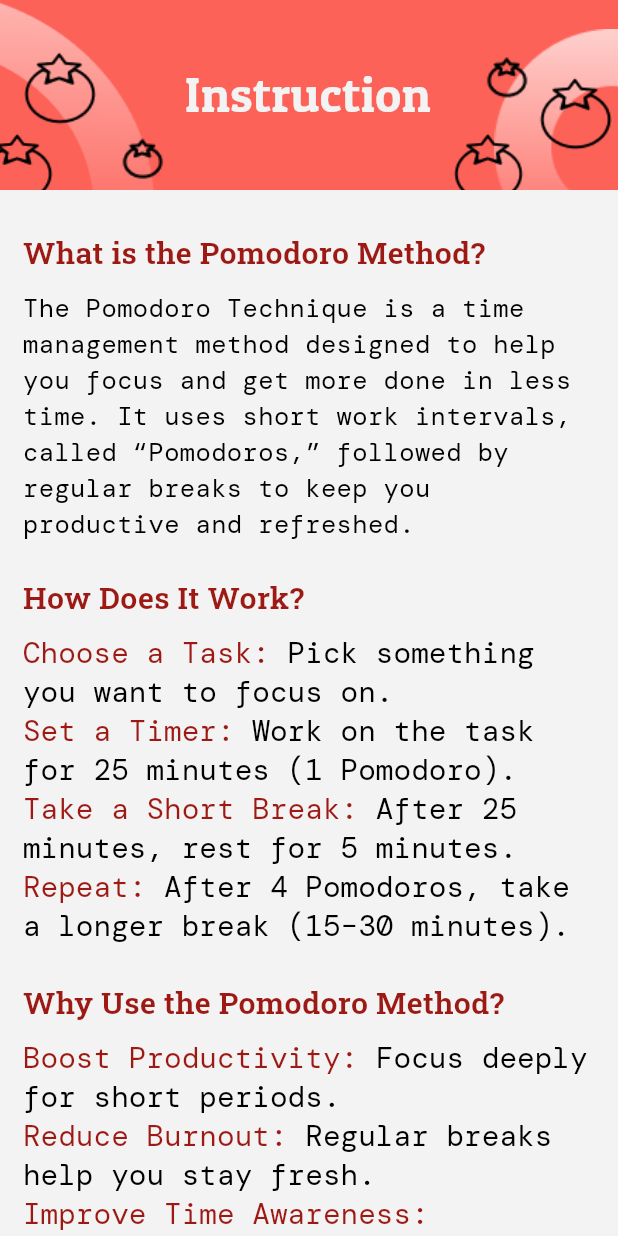
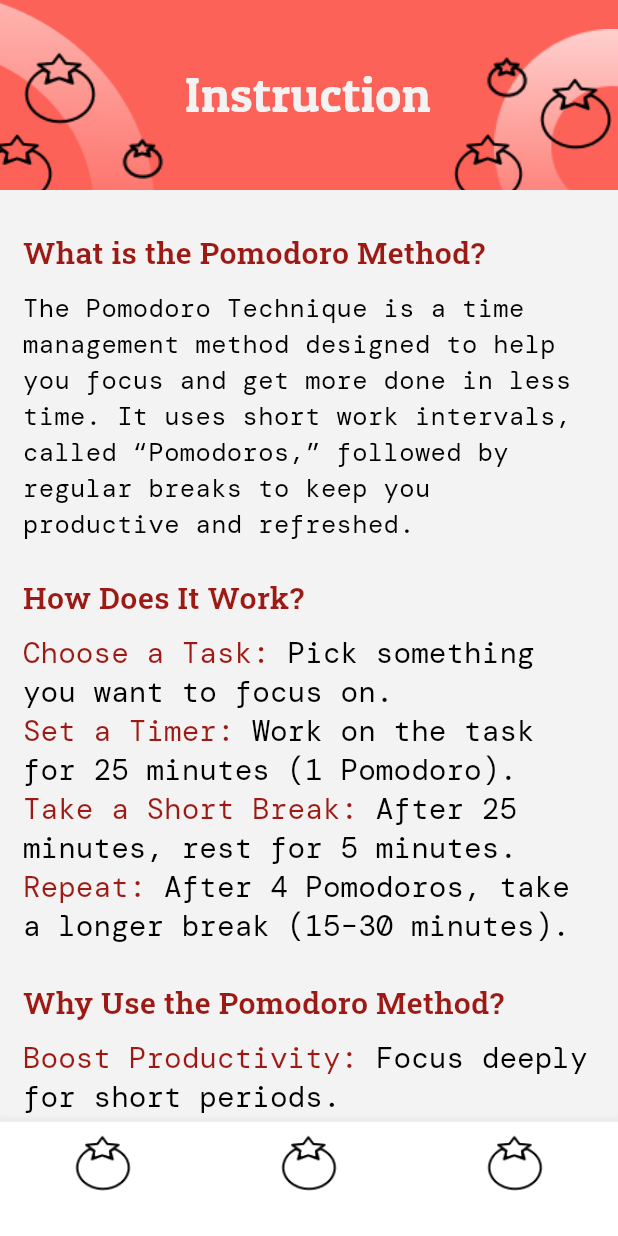
Before and after one commit to Abdusalom-mobile-developer/pomodoro, a Flutter app: the screen it shows after launch, on a phone screen of 412 x 824 dp. Run offline on Flutter 3.47's test engine with Material 3 defaults, Android fonts, the phone set to English and light mode, and no system bars; our stand-ins replace font_awesome_flutter, go_router; missing offline and left inert: back_button_interceptor.

Commit message:
Started doing Bottom Navigation Bar.

```diff
--- a/lib/main.dart
+++ b/lib/main.dart
@@ -4,6 +4,7 @@ import 'package:go_router/go_router.dart';
 import 'package:pomodoro/screens/home.dart';
 import 'package:pomodoro/screens/instruction.dart';
 import 'package:pomodoro/screens/splash.dart';
+import 'package:pomodoro/utils/colors.dart';
 
 void main() {
   WidgetsFlutterBinding.ensureInitialized();
@@ -19,6 +20,11 @@ class MyApp extends StatelessWidget {
   @override
   Widget build(BuildContext context) {
     return MaterialApp.router(
+      theme: ThemeData(
+        splashFactory: NoSplash.splashFactory,
+        splashColor: Colors.white,
+        highlightColor: Colors.white,
+      ),
       debugShowCheckedModeBanner: false,
       routerConfig: _router,
     );
--- a/lib/screens/instruction.dart
+++ b/lib/screens/instruction.dart
@@ -1,4 +1,5 @@
 import 'package:flutter/material.dart';
+import 'package:font_awesome_flutter/font_awesome_flutter.dart';
 import 'package:pomodoro/customs/custom_rich_text.dart';
 import 'package:pomodoro/customs/custom_size.dart';
 import 'package:pomodoro/customs/custom_text.dart';
@@ -13,6 +14,27 @@ class InstructionScreen extends StatelessWidget {
   Widget build(BuildContext context) {
     return Scaffold(
       backgroundColor: UtilsColors.bg,
+      bottomNavigationBar:
+          BottomNavigationBar(backgroundColor: Colors.white, items: [
+        BottomNavigationBarItem(
+            label: "",
+            icon: Image(
+              image: AssetImage(ImgPaths.appBarTomatoBlack),
+              height: CustomSize.width(context, 10),
+            )),
+        BottomNavigationBarItem(
+            label: "",
+            icon: Image(
+              image: AssetImage(ImgPaths.appBarTomatoBlack),
+              height: CustomSize.width(context, 10),
+            )),
+        BottomNavigationBarItem(
+            label: "",
+            icon: Image(
+              image: AssetImage(ImgPaths.appBarTomatoBlack),
+              height: CustomSize.width(context, 10),
+            ))
+      ]),
       body: SizedBox(
         width: double.infinity,
         child: Column(
--- a/pubspec.yaml
+++ b/pubspec.yaml
@@ -15,6 +15,7 @@ dependencies:
   cupertino_icons: ^1.0.8
   go_router: ^14.6.0
   back_button_interceptor: ^8.0.0
+  font_awesome_flutter: ^10.8.0
 
 dev_dependencies:
   flutter_test:
```
Also changed, not shown: pubspec.lock.
